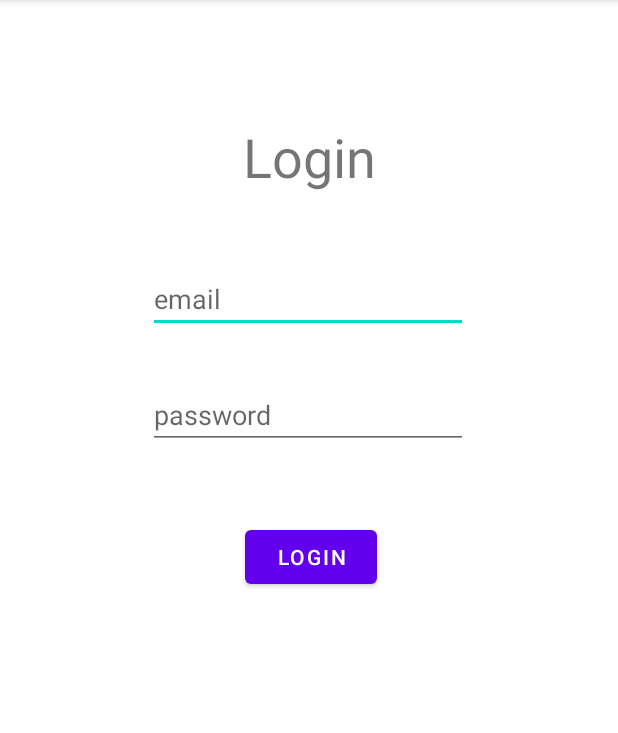
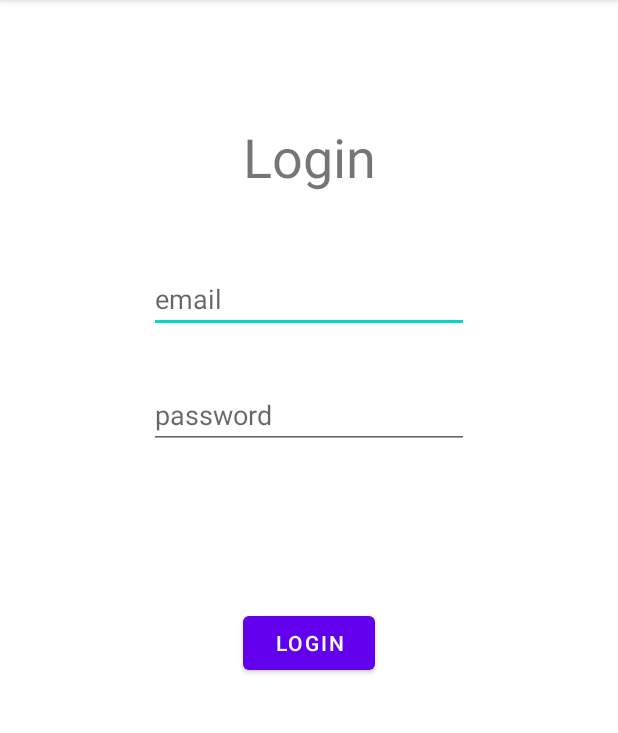
Before and after one commit to mhas97/TennisLadder-Frontend, an Android app: the MainActivity screen opened directly, with no data from a screen before it, on a phone screen of 412 x 824 dp, the part 84-817 px from its top. Run offline under Robolectric (Android 15) with nearby library versions, the phone set to English and light mode, and no system bars.

Commit message:
Fixed constraints + bugfixes!

```diff
--- a/app/src/main/res/layout/activity_main.xml
+++ b/app/src/main/res/layout/activity_main.xml
@@ -2,6 +2,7 @@
 <androidx.constraintlayout.widget.ConstraintLayout
     xmlns:android="http://schemas.android.com/apk/res/android"
     xmlns:app="http://schemas.android.com/apk/res-auto"
+    xmlns:tools="http://schemas.android.com/tools"
     android:layout_width="match_parent"
     android:layout_height="match_parent">
 
@@ -25,7 +26,6 @@
         android:hint="email"
         android:inputType="none"
         app:layout_constraintEnd_toEndOf="parent"
-        app:layout_constraintHorizontal_bias="0.497"
         app:layout_constraintStart_toStartOf="parent"
         app:layout_constraintTop_toBottomOf="@+id/textview_login" />
 
@@ -38,7 +38,6 @@
         android:hint="password"
         android:inputType="textPassword"
         app:layout_constraintEnd_toEndOf="parent"
-        app:layout_constraintHorizontal_bias="0.497"
         app:layout_constraintStart_toStartOf="parent"
         app:layout_constraintTop_toBottomOf="@+id/email_input_login" />
 
@@ -46,13 +45,11 @@
         android:id="@+id/button_login"
         android:layout_width="wrap_content"
         android:layout_height="wrap_content"
-        android:layout_marginTop="48dp"
         android:text="Login"
         app:layout_constraintBottom_toBottomOf="parent"
         app:layout_constraintEnd_toEndOf="parent"
-        app:layout_constraintHorizontal_bias="0.504"
         app:layout_constraintStart_toStartOf="parent"
         app:layout_constraintTop_toBottomOf="@+id/password_input_login"
-        app:layout_constraintVertical_bias="0.0" />
+        app:layout_constraintVertical_bias="0.25" />
 
 </androidx.constraintlayout.widget.ConstraintLayout>
--- a/app/src/main/res/layout/activity_signup.xml
+++ b/app/src/main/res/layout/activity_signup.xml
@@ -14,7 +14,6 @@
         android:text="Signup"
         android:textSize="36sp"
         app:layout_constraintEnd_toEndOf="parent"
-        app:layout_constraintHorizontal_bias="0.498"
         app:layout_constraintStart_toStartOf="parent"
         app:layout_constraintTop_toTopOf="parent" />
 
```
